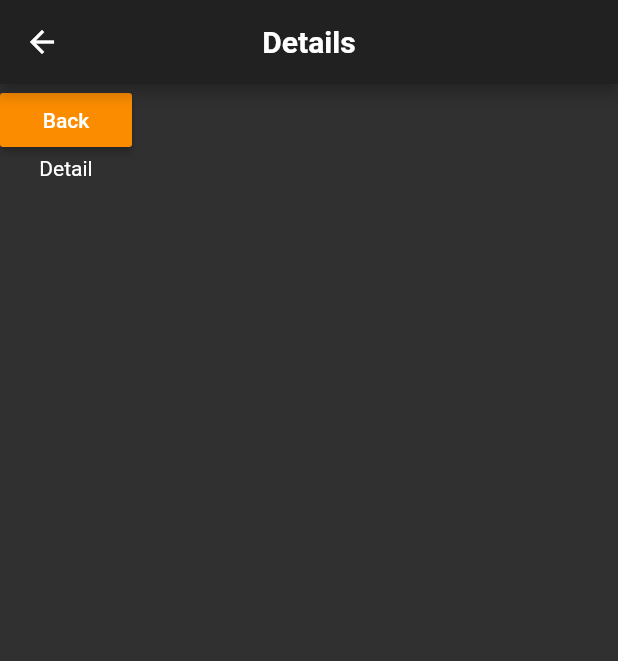
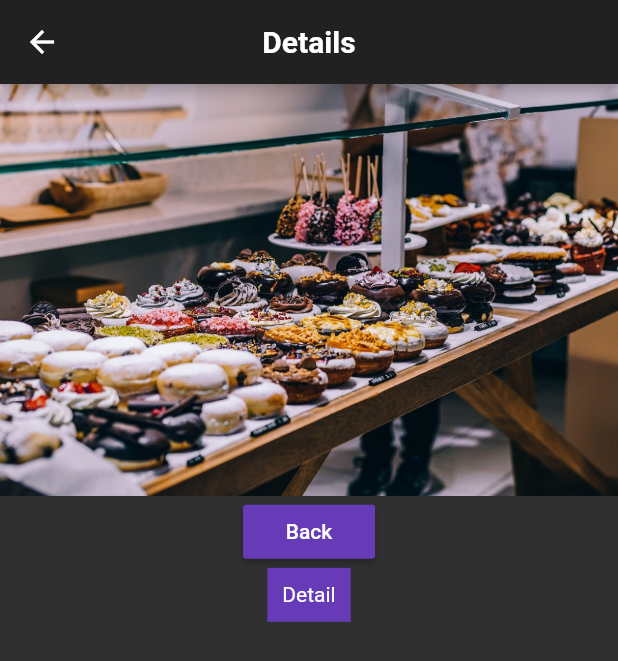
Before and after one commit to nima-abdpoor/Flutter-Project, a Flutter app: the DetailProduct screen opened directly, on a phone screen of 412 x 824 dp. Shown: the top 661 px of the screen. Run offline on Flutter 3.47's test engine with Material 2 defaults, Android fonts, the phone set to English and light mode, and no system bars.

Commit message:
improving the look of product page details.

```diff
--- a/lib/Pages/DetailProduct.dart
+++ b/lib/Pages/DetailProduct.dart
@@ -15,12 +15,22 @@ class DetailProduct extends StatelessWidget {
           centerTitle: true,
         ),
         body: Column(
+          crossAxisAlignment: CrossAxisAlignment.center,
           children: <Widget>[
-            RaisedButton(
-              child: Text('Back'),
-              onPressed: () => Navigator.pop(context),
+            Image.asset('assets/food.jpg'),
+            Container(
+              child: RaisedButton(
+                padding: EdgeInsets.all(10.0),
+                child: Text('Back'),
+                color: Theme.of(context).accentColor,
+                onPressed: () => Navigator.pop(context),
+              ),
             ),
-            Text('Detail')
+            Container(
+              padding: EdgeInsets.all(10.0),
+              child: Text('Detail'),
+              color: Theme.of(context).accentColor,
+            )
           ],
         ));
   }
```
